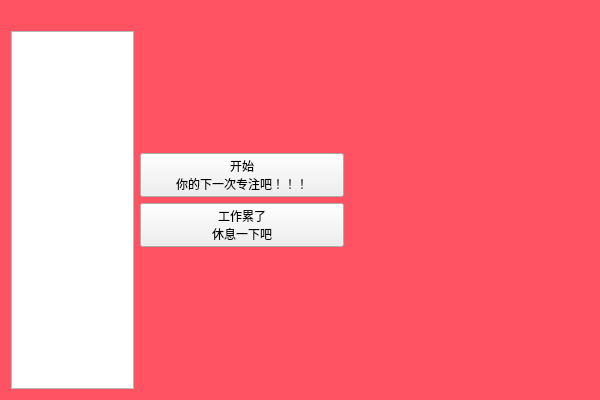
Before: the Qt Designer form pomodoro.ui in yeteye/Software_Engineering_ClassWork, drawn with Qt 5.
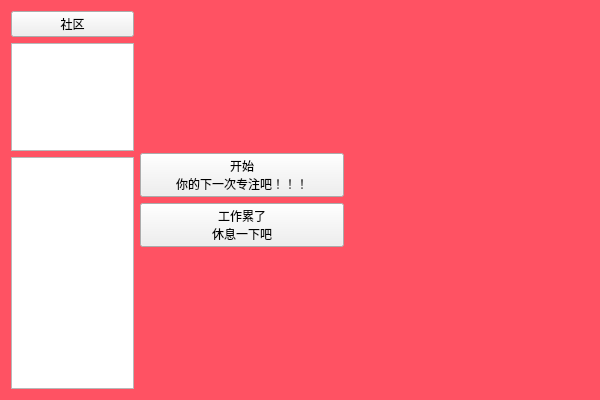
After: the same form once the commit is applied. Icons and pictures are not drawn.

Commit message: main window

Diff of the .ui file:
```diff
--- a/pomodoro.ui
+++ b/pomodoro.ui
@@ -27,21 +27,9 @@
      <item>
       <layout class="QVBoxLayout" name="verticalLayout_6" stretch="0,0">
        <item>
-        <widget class="QLabel" name="label">
-         <property name="maximumSize">
-          <size>
-           <width>70</width>
-           <height>70</height>
-          </size>
-         </property>
+        <widget class="QPushButton" name="pushButton">
          <property name="text">
-          <string/>
-         </property>
-         <property name="pixmap">
-          <pixmap>C:/Users/86199/Pictures/Blog/QQ图片20231118082505.jpg</pixmap>
-         </property>
-         <property name="scaledContents">
-          <bool>true</bool>
+          <string>社区</string>
          </property>
         </widget>
        </item>
@@ -51,7 +39,11 @@
       </layout>
      </item>
      <item>
-      <layout class="QVBoxLayout" name="verticalLayout_7"/>
+      <layout class="QVBoxLayout" name="verticalLayout_7">
+       <item>
+        <widget class="QListWidget" name="listWidget"/>
+       </item>
+      </layout>
      </item>
     </layout>
    </item>
```
Left out of the diff: 2 changed lines with no effect on the pictures. The commit also changes 1 other file.
